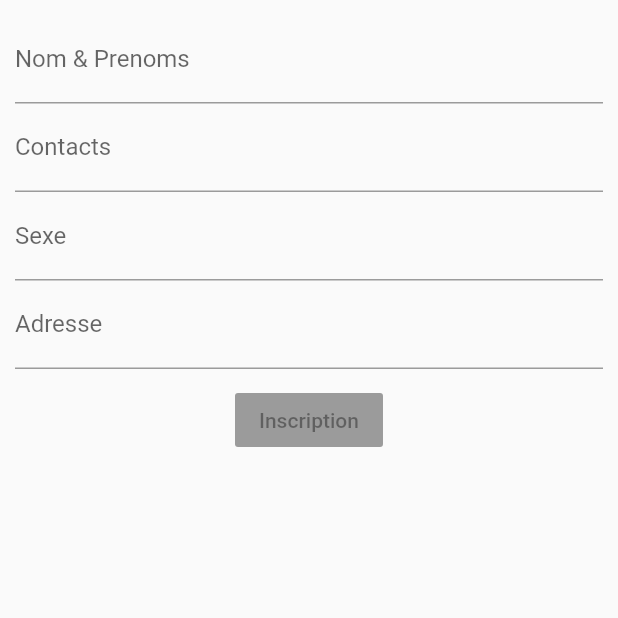
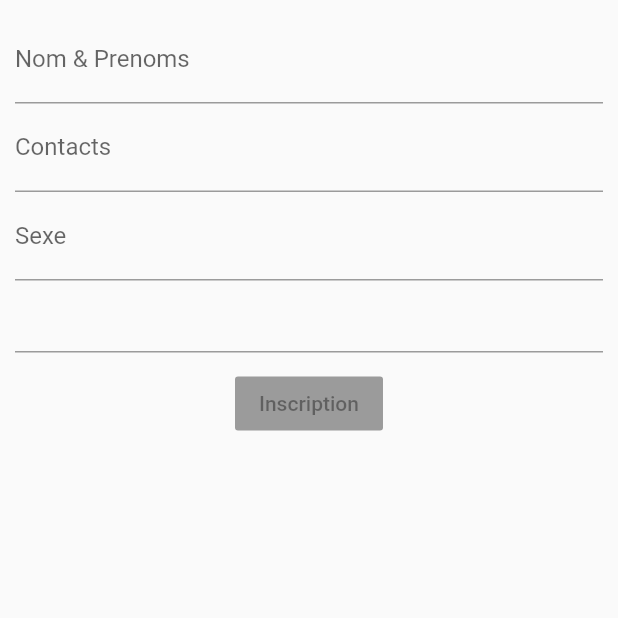
Before and after one commit to rmellehoungbedji/ArtisantApp, a Flutter app: the Inscription_usag screen opened directly, on a phone screen of 412 x 824 dp, the top half of it. Run offline on Flutter 3.47's test engine with Material 2 defaults, Android fonts, the phone set to English and light mode, and no system bars.

Commit message:
essai De commit

```diff
--- a/lib/pages_usagers/inscription_usag.dart
+++ b/lib/pages_usagers/inscription_usag.dart
@@ -56,10 +56,10 @@ return Scaffold(
                 ),
                  new TextFormField(
                 controller: textController,
-                keyboardType:
+                /*keyboardType:
                     TextInputType.text,
                 decoration: new InputDecoration(
-                    hintText: 'adresse', labelText: 'Adresse'),
+                    hintText: 'adresse', labelText: 'Adresse'),*/
                 ),
                 new Container(
                     child: new RaisedButton(
```
